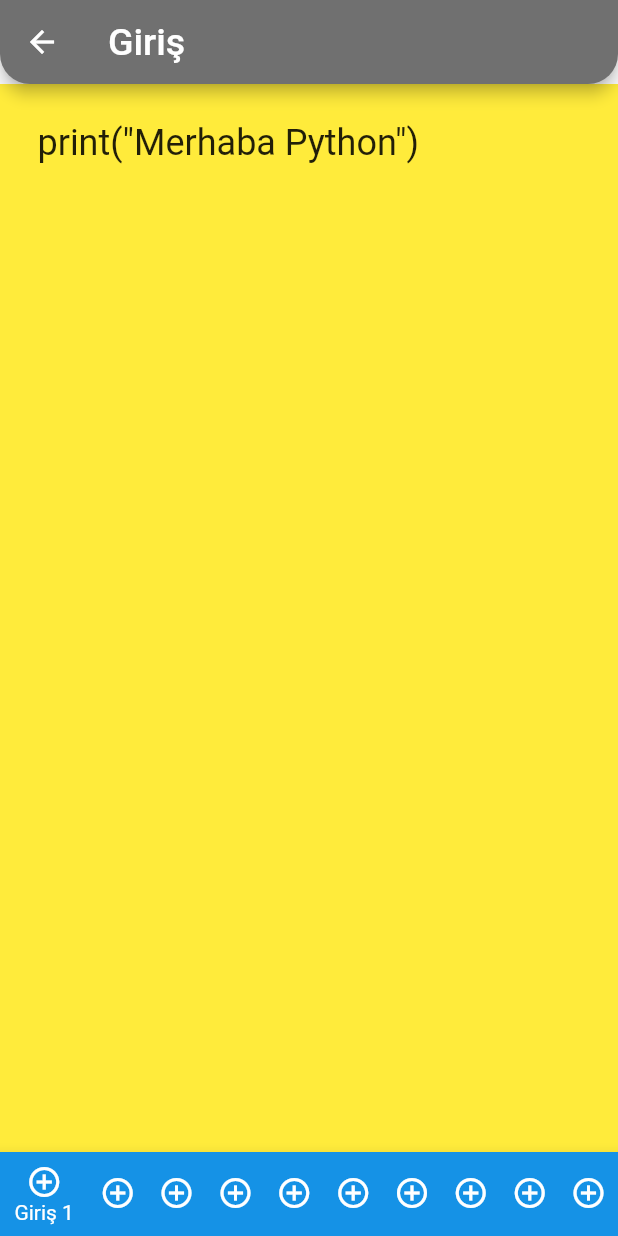
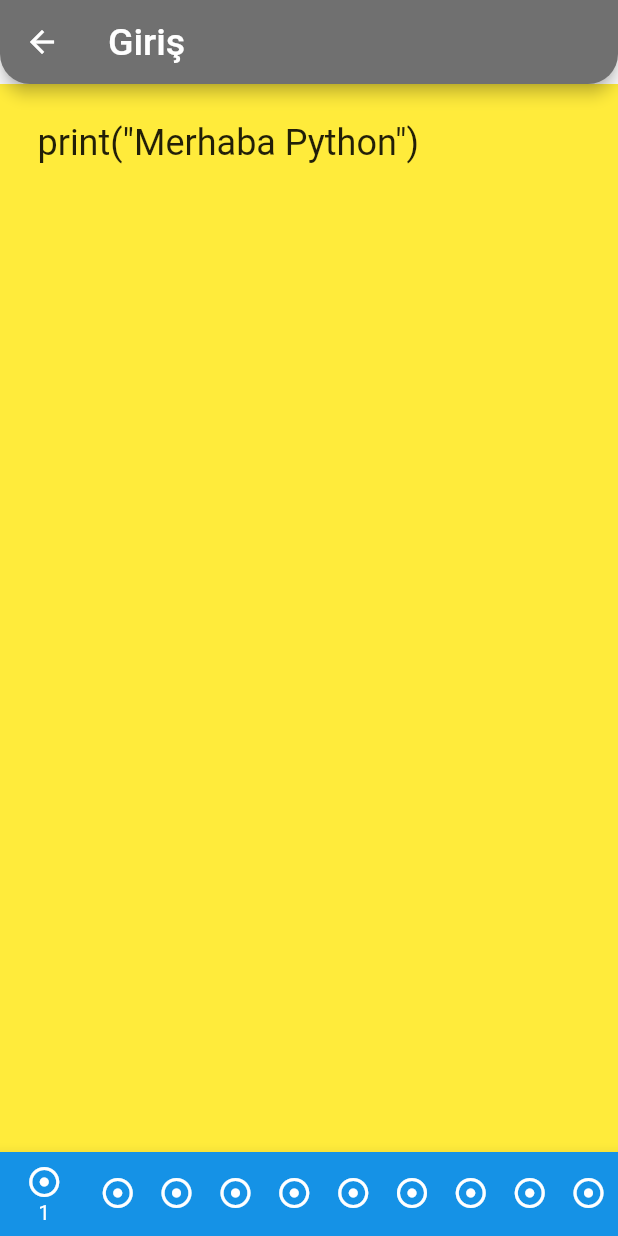
Before and after one commit to cagdaskasif/AMHE, a Flutter app: the MyApp1 screen opened directly, on a phone screen of 412 x 824 dp. Run offline on Flutter 3.47's test engine with Material 2 defaults, Android fonts, the phone set to English and light mode, and no system bars; Roboto replaces fonts that are missing (Consolas).

```diff
--- a/lib/dersler/anasayfa/derslergirismain.dart
+++ b/lib/dersler/anasayfa/derslergirismain.dart
@@ -12,9 +12,8 @@ import '../giris/giris10.dart';
 
 class MyApp1 extends StatefulWidget {
   @override
-  State<StatefulWidget> createState() =>  MyApp1State();
+  State<StatefulWidget> createState() => MyApp1State();
 }
-
 
 class MyApp1State extends State<MyApp1> {
   int selectedPage = 0;
@@ -28,7 +27,7 @@ class MyApp1State extends State<MyApp1> {
     giris7(),
     giris8(),
     giris9(),
-    giris10()
+    giris10(),
   ];
 
   @override
@@ -47,7 +46,6 @@ class MyApp1State extends State<MyApp1> {
         backgroundColor: Color.fromARGB(255, 112, 112, 112),
       ),
       body: _pageOptions[selectedPage],
-
       bottomNavigationBar: BottomNavigationBar(
         currentIndex: selectedPage,
         onTap: (int index) {
@@ -58,44 +56,44 @@ class MyApp1State extends State<MyApp1> {
         items: [
           BottomNavigationBarItem(
             backgroundColor: Color.fromARGB(255, 21, 146, 230),
-              icon: Icon(Icons.add_circle_outline),
-              title: Text("Giriş 1"),
+            icon: Icon(Icons.adjust),
+            title: Text("1"),
           ),
           BottomNavigationBarItem(
-              icon: Icon(Icons.add_circle_outline),
-              title: Text("Giriş 2"),
+            icon: Icon(Icons.adjust),
+            title: Text("2"),
           ),
           BottomNavigationBarItem(
-              icon: Icon(Icons.add_circle_outline),
-              title: Text("Giriş 3"),
+            icon: Icon(Icons.adjust),
+            title: Text("3"),
           ),
           BottomNavigationBarItem(
-              icon: Icon(Icons.add_circle_outline),
-              title: Text("Giriş 4"),
+            icon: Icon(Icons.adjust),
+            title: Text("4"),
           ),
           BottomNavigationBarItem(
-              icon: Icon(Icons.add_circle_outline),
-              title: Text("Giriş 5"),
+            icon: Icon(Icons.adjust),
+            title: Text("5"),
           ),
           BottomNavigationBarItem(
-              icon: Icon(Icons.add_circle_outline),
-              title: Text("Giriş 6"),
+            icon: Icon(Icons.adjust),
+            title: Text("6"),
           ),
           BottomNavigationBarItem(
-              icon: Icon(Icons.add_circle_outline),
-              title: Text("Giriş 7"),
+            icon: Icon(Icons.adjust),
+            title: Text("7"),
           ),
           BottomNavigationBarItem(
-              icon: Icon(Icons.add_circle_outline),
-              title: Text("Giriş 8"),
+            icon: Icon(Icons.adjust),
+            title: Text("8"),
           ),
           BottomNavigationBarItem(
-              icon: Icon(Icons.add_circle_outline),
-              title: Text("Giriş 9"),
+            icon: Icon(Icons.adjust),
+            title: Text("9"),
           ),
           BottomNavigationBarItem(
-              icon: Icon(Icons.add_circle_outline),
-              title: Text("Giriş 10"),
+            icon: Icon(Icons.adjust),
+            title: Text("10"),
           )
         ],
       ),
--- a/lib/dersler/giris/giris1.dart
+++ b/lib/dersler/giris/giris1.dart
@@ -1,5 +1,4 @@
 import 'package:flutter/material.dart';
-
 
 class giris1 extends StatelessWidget {
   @override
--- a/lib/kurulum.dart
+++ b/lib/kurulum.dart
@@ -7,7 +7,7 @@ class Kurulum extends StatelessWidget {
     return Scaffold(
       backgroundColor: Color.fromARGB(255, 255, 235, 59),
       appBar: AppBar(
-        title:  Text(
+        title: Text(
           ("Kurulum (Sayfa Deneme)"),
           style: TextStyle(fontSize: 25),
         ),
@@ -18,9 +18,7 @@ class Kurulum extends StatelessWidget {
         ),
         backgroundColor: Color.fromARGB(255, 112, 112, 112),
       ),
-      body: Column(
-
-      ),
+      body: Column(),
     );
   }
 }
--- a/lib/main.dart
+++ b/lib/main.dart
@@ -8,8 +8,9 @@ class MyApp extends StatelessWidget {
   Widget build(BuildContext context) {
     return MaterialApp(
       debugShowCheckedModeBanner: false,
-      title: 'Flutter Demo',
+      title: 'Python Öğren',
       theme: ThemeData(
+          backgroundColor: Color.fromARGB(255, 255, 235, 59),
         textTheme: TextTheme(
           body1: TextStyle(fontSize: 24, fontFamily: 'Consolas'),
         ),
```
Also changed, not shown: lib/dersler/anasayfa/derslerdegiskenlermain.dart (+46 -20 lines), lib/dersler/anasayfa/derslerdongumain.dart (+47 -19 lines), lib/dersler/anasayfa/derslerkosulkararmain.dart (+42 -40 lines), lib/dersler/anasayfa/derslerveritiplerimain.dart (+43 -39 lines), lib/dersler/degisken/degisken1.dart (+15 -4 lines), lib/dersler/dongu/dongu1.dart (+15 -4 lines), lib/dersler/kosul/kosul1.dart (+15 -4 lines), lib/dersler/veri/veri1.dart (+15 -4 lines), lib/homeScreen.dart (+7 -9 lines), lib/dersler/anasayfa/kodla.dart (renamed from lib/dersler/anasayfa/ogrenmeyebasla.dart). Lines whose indentation alone changed are shown as unchanged.
